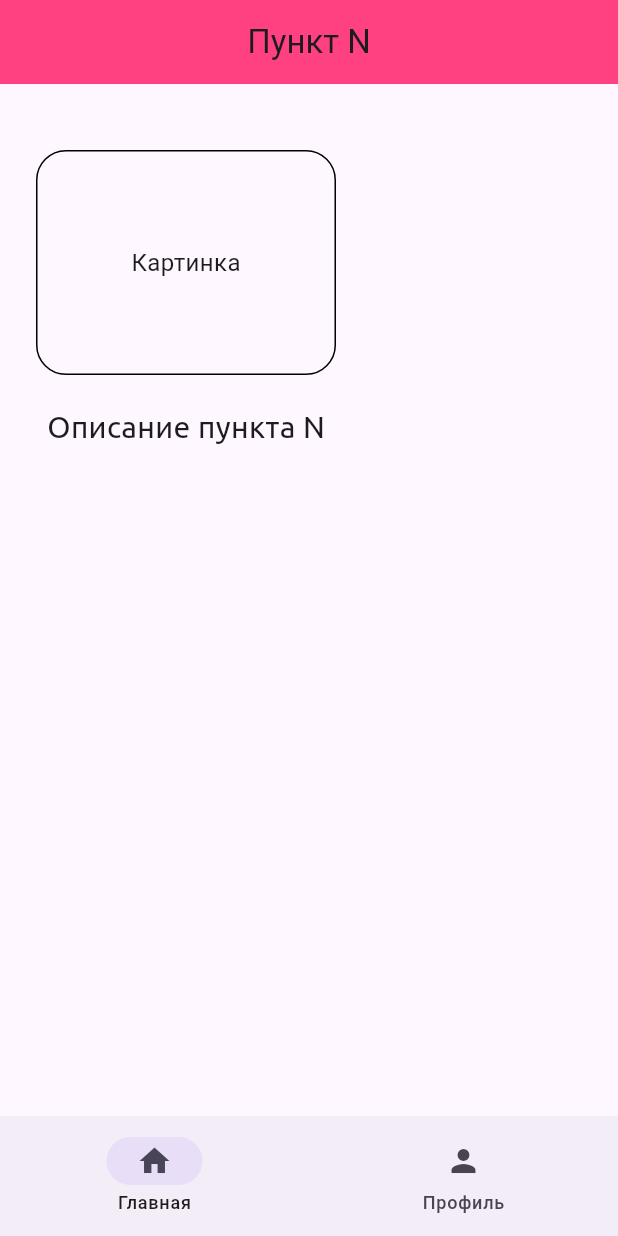
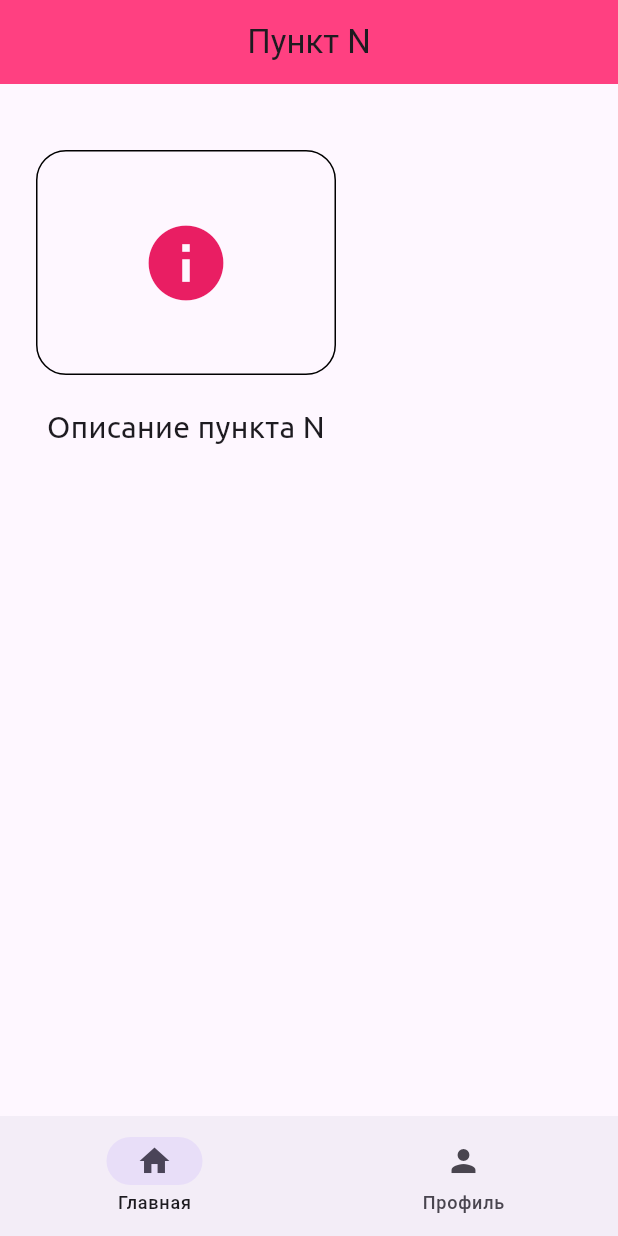
Before and after one commit to sophialx22/flutter7, a Flutter app: the DetailPage screen opened by its route, on a phone screen of 412 x 824 dp. Run offline on Flutter 3.47's test engine with Material 3 defaults, Android fonts, the phone set to English and light mode, and no system bars; our stand-ins replace flutter_bloc; project files that could hold a hidden picture were left out.

Commit message:
детализация

```diff
--- a/lib/pages/detail_page.dart
+++ b/lib/pages/detail_page.dart
@@ -1,4 +1,5 @@
 import 'package:flutter/material.dart';
+import '../models/home_item.dart';
 import '../routes.dart';
 
 class DetailPage extends StatelessWidget {
@@ -6,35 +7,41 @@ class DetailPage extends StatelessWidget {
 
   @override
   Widget build(BuildContext context) {
+    final item = ModalRoute.of(context)?.settings.arguments as HomeItem?;
+    final title = item?.title ?? 'Пункт N';
+    final subtitle = item?.subtitle ?? 'Описание пункта N';
+    final icon = item?.icon ?? Icons.info;
+
     return Scaffold(
       appBar: AppBar(
         automaticallyImplyLeading: false,
-        title: const Text('Пункт N'),
+        title: Text(title),
         centerTitle: true,
         backgroundColor: Colors.pinkAccent,
       ),
-      body: const Padding(
-        padding: EdgeInsets.all(24),
+      body: Padding(
+        padding: const EdgeInsets.all(24),
         child: Column(
           children: [
-            SizedBox(height: 20),
+            const SizedBox(height: 20),
             SizedBox(
               width: 200,
               height: 150,
               child: DecoratedBox(
                 decoration: BoxDecoration(
-                  border: Border.fromBorderSide(BorderSide(color: Colors.black)),
-                  borderRadius: BorderRadius.all(Radius.circular(20)),
+                  border: Border.fromBorderSide(const BorderSide(color: Colors.black)),
+                  borderRadius: const BorderRadius.all(Radius.circular(20)),
                 ),
                 child: Center(
-                  child: Text('Картинка', style: TextStyle(fontSize: 16)),
+                  child: Icon(icon, size: 60, color: Colors.pink),
                 ),
               ),
             ),
-            SizedBox(height: 20),
+            const SizedBox(height: 20),
             Text(
-              'Описание пункта N',
-              style: TextStyle(fontSize: 20, fontFamily: 'Ubuntu'),
+              subtitle,
+              style: const TextStyle(fontSize: 20, fontFamily: 'Ubuntu'),
+              textAlign: TextAlign.center,
             ),
           ],
         ),
```
Also changed, not shown: lib/pages/home/home_page.dart (+26 -33 lines).
